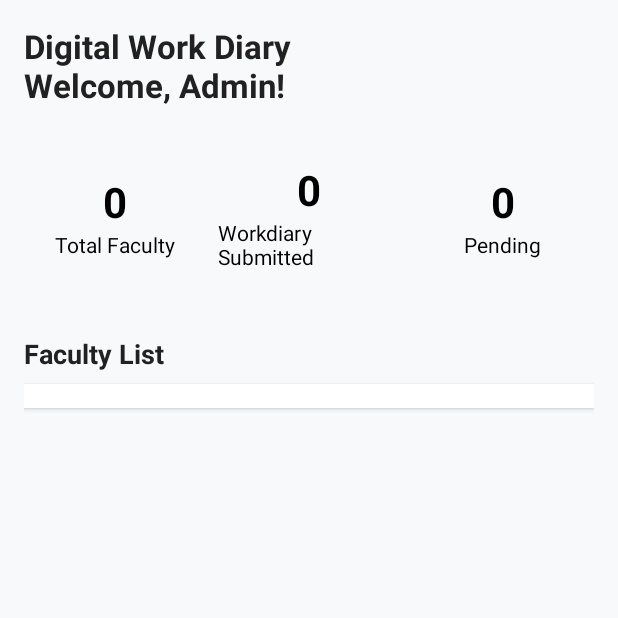
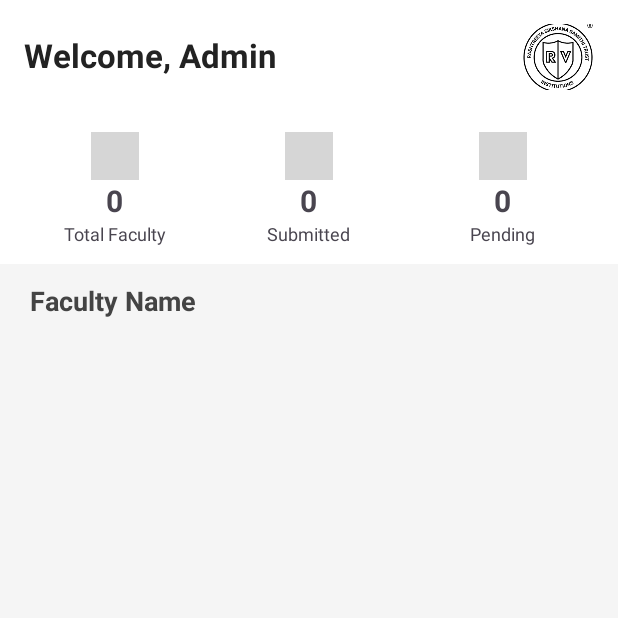
Before and after one commit to Amulya-R3008/Digital-Work-Diary, an Android app: the Admin_dashboard screen opened directly, with no data from a screen before it, on a phone screen of 412 x 824 dp, the top half of it. Run offline under Robolectric (Android 15) with nearby library versions, the phone set to English and light mode, and no system bars; libraries missing offline, so code that uses them is left out: com.parse; 3 statements that could not run were skipped; grey boxes are pictures that could not be loaded.

Commit message:
admin dashboard fixed

```diff
--- a/app/src/main/java/com/example/workdiary/Admin_dashboard.java
+++ b/app/src/main/java/com/example/workdiary/Admin_dashboard.java
@@ -1,5 +1,6 @@
 package com.example.workdiary;
 
+import android.content.Intent;
 import android.os.Bundle;
 import android.util.Log;
 import android.widget.TextView;
@@ -10,12 +11,7 @@ import com.parse.ParseObject;
 import com.parse.ParseQuery;
 import com.parse.ParseUser;
 import java.text.SimpleDateFormat;
-import java.util.ArrayList;
-import java.util.Date;
-import java.util.HashSet;
-import java.util.List;
-import java.util.Locale;
-import java.util.Set;
+import java.util.*;
 
 public class Admin_dashboard extends AppCompatActivity {
 
@@ -27,7 +23,6 @@ public class Admin_dashboard extends AppCompatActivity {
     @Override
     protected void onCreate(Bundle savedInstanceState) {
         super.onCreate(savedInstanceState);
-        Log.d("DebugCheck", "onCreate called");
         setContentView(R.layout.activity_admin_dashboard);
 
         tvTotalFaculty = findViewById(R.id.tvTotalFaculty);
@@ -36,82 +31,44 @@ public class Admin_dashboard extends AppCompatActivity {
         rvFacultyList = findViewById(R.id.rvFacultyList);
         rvFacultyList.setLayoutManager(new LinearLayoutManager(this));
 
-        adapter = new FacultyAdapter(facultyList, faculty -> openWorkDiary(faculty.getUserId()));
+        adapter = new FacultyAdapter(facultyList, faculty -> openWorkDiary(faculty));
         rvFacultyList.setAdapter(adapter);
 
         fetchFacultyAndStatuses();
     }
 
     private void fetchFacultyAndStatuses() {
-        Log.d("DebugCheck", "fetchFacultyAndStatuses called");
         ParseQuery<ParseUser> facultyQuery = ParseUser.getQuery();
         facultyQuery.whereNotEqualTo("name", "Admin");
         facultyQuery.findInBackground((users, e) -> {
-            if (e != null) {
-                Log.e("DebugCheck", "Error fetching faculty: " + e.getMessage());
-                return;
-            }
-            if (users == null || users.isEmpty()) {
-                Log.e("DebugCheck", "No faculty found (excluding admin).");
-                return;
-            }
+            if (e != null || users == null) return;
             facultyList.clear();
             for (ParseUser user : users) {
                 facultyList.add(new Faculty(user.getString("name"), "Pending", user.getObjectId()));
             }
             tvTotalFaculty.setText(String.valueOf(facultyList.size()));
-
-            for (Faculty faculty : facultyList) {
-                Log.d("DebugCheck", "Faculty name: " + faculty.getName() + ", userId: " + faculty.getUserId());
-            }
-
             fetchTodaySubmissionsByDayDate();
         });
     }
 
     private void fetchTodaySubmissionsByDayDate() {
-        Log.d("DebugCheck", "fetchTodaySubmissionsByDayDate called");
-
-        // Format: "EEE dd-MM-yyyy" (e.g., "WED 09-07-2025")
         String today = new SimpleDateFormat("EEE dd-MM-yyyy", Locale.ENGLISH)
-                .format(new Date())
-                .toUpperCase()
-                .trim();
-        Log.d("DebugCheck", "App generated dayDate: '" + today + "', length=" + today.length());
+                .format(new Date()).toUpperCase().trim();
 
         ParseQuery<ParseObject> workdoneQuery = ParseQuery.getQuery("WorkdoneStatement");
         workdoneQuery.whereEqualTo("dayDate", today);
         workdoneQuery.include("user");
-        workdoneQuery.setCachePolicy(ParseQuery.CachePolicy.NETWORK_ONLY);
 
         workdoneQuery.findInBackground((submissions, e) -> {
-            Log.d("DebugCheck", "WorkdoneStatement query callback called");
-            if (e != null) {
-                Log.e("DebugCheck", "Error fetching submissions: " + e.getMessage());
-                return;
-            }
-            if (submissions == null || submissions.isEmpty()) {
-                Log.w("DebugCheck", "No submissions found for today by dayDate. Check DB data and string format.");
-            } else {
-                Log.d("DebugCheck", "Fetched submissions count: " + submissions.size());
-            }
-
             Set<String> submittedIds = new HashSet<>();
             if (submissions != null) {
                 for (ParseObject obj : submissions) {
                     ParseUser userPointer = obj.getParseUser("user");
-                    String dbDayDate = obj.getString("dayDate");
-                    Log.d("DebugCheck", "WorkdoneStatement: dayDate='" + dbDayDate + "', length=" + (dbDayDate != null ? dbDayDate.length() : 0)
-                            + ", userId=" + (userPointer != null ? userPointer.getObjectId() : "null"));
-                    if (userPointer != null) {
-                        submittedIds.add(userPointer.getObjectId());
-                    }
+                    if (userPointer != null) submittedIds.add(userPointer.getObjectId());
                 }
             }
-
             int submittedCount = 0;
             for (Faculty faculty : facultyList) {
-                Log.d("DebugCheck", "Faculty: name='" + faculty.getName() + "', userId=" + faculty.getUserId());
                 if (submittedIds.contains(faculty.getUserId())) {
                     faculty.setStatus("Submitted");
                     submittedCount++;
@@ -119,24 +76,16 @@ public class Admin_dashboard extends AppCompatActivity {
                     faculty.setStatus("Pending");
                 }
             }
-
             tvWorkdiarySubmitted.setText(String.valueOf(submittedCount));
             tvPendingSubmissions.setText(String.valueOf(facultyList.size() - submittedCount));
             adapter.notifyDataSetChanged();
-            Log.d("DebugCheck", "Submitted count: " + submittedCount + ", Pending count: " + (facultyList.size() - submittedCount));
-
-            if (submissions == null || submissions.isEmpty()) {
-                Log.e("DebugCheck", "No WorkdoneStatement entries found for today by dayDate. Possible causes: wrong string format, no data for today.");
-            } else if (submittedCount == 0) {
-                Log.e("DebugCheck", "No faculty matched submissions for today. Possible causes: pointer mismatch, userId mismatch, or wrong user in WorkdoneStatement.");
-            } else {
-                Log.i("DebugCheck", "Matching and status update successful.");
-            }
         });
     }
 
-    private void openWorkDiary(String userId) {
-        Log.d("DebugCheck", "openWorkDiary called for userId: " + userId);
-        // Implement navigation to work diary if needed
+    private void openWorkDiary(Faculty faculty) {
+        Intent intent = new Intent(this, WorkDoneActivity.class);
+        intent.putExtra("userId", faculty.getUserId());
+        intent.putExtra("facultyName", faculty.getName());
+        startActivity(intent);
     }
 }
--- a/app/src/main/java/com/example/workdiary/Faculty.java
+++ b/app/src/main/java/com/example/workdiary/Faculty.java
@@ -10,6 +10,7 @@ public class Faculty {
         this.status = status;
         this.userId = userId;
     }
+
     public String getName() { return name; }
     public String getStatus() { return status; }
     public String getUserId() { return userId; }
--- a/app/src/main/res/layout/activity_admin_dashboard.xml
+++ b/app/src/main/res/layout/activity_admin_dashboard.xml
@@ -1,176 +1,141 @@
-<?xml version="1.0" encoding="utf-8"?>
-<ScrollView
-    xmlns:android="http://schemas.android.com/apk/res/android"
-    android:id="@+id/main"
+<LinearLayout xmlns:android="http://schemas.android.com/apk/res/android"
+    android:orientation="vertical"
     android:layout_width="match_parent"
     android:layout_height="match_parent"
-    android:background="#F8F9FA"
-    android:padding="16dp">
+    android:background="#F5F5F5">
 
+    <!-- Header: Welcome Admin & Logo -->
     <LinearLayout
         android:layout_width="match_parent"
         android:layout_height="wrap_content"
-        android:orientation="vertical">
+        android:orientation="horizontal"
+        android:gravity="center_vertical"
+        android:padding="16dp"
+        android:background="#FFFFFF">
 
-        <!-- Header -->
         <TextView
-            android:id="@+id/tvWelcome"
-            android:layout_width="wrap_content"
-            android:layout_height="wrap_content"
-            android:text="Digital Work Diary\nWelcome, Admin!"
+            android:id="@+id/tvWelcomeAdmin"
+            android:layout_width="281dp"
+            android:layout_height="31dp"
+            android:layout_weight="1"
+            android:text="Welcome, Admin"
+            android:textColor="#222222"
             android:textSize="22sp"
-            android:textStyle="bold"
-            android:textColor="#212121"
-            android:paddingBottom="18dp" />
+            android:textStyle="bold" />
 
-        <!-- Dashboard Summary Cards -->
+        <ImageView
+            android:id="@+id/imgAdminLogo"
+            android:layout_width="48dp"
+            android:layout_height="44dp"
+            android:layout_marginStart="16dp"
+            android:background="@drawable/rv_logo"
+            android:scaleType="centerCrop"
+            android:src="@drawable/rv_logo" />
+    </LinearLayout>
+
+    <!-- Dashboard Summary -->
     <LinearLayout
         android:layout_width="match_parent"
         android:layout_height="wrap_content"
         android:orientation="horizontal"
         android:gravity="center"
-            android:layout_marginBottom="24dp">
+        android:padding="12dp"
+        android:background="#FFFFFF">
 
-            <!-- Total Faculty Card -->
         <LinearLayout
             android:layout_width="0dp"
-                android:layout_height="110dp"
+            android:layout_height="wrap_content"
             android:layout_weight="1"
             android:orientation="vertical"
-                android:background="@drawable/bg_card_blue"
-                android:gravity="center"
-                android:layout_marginEnd="8dp"
-                android:elevation="4dp">
+            android:gravity="center">
 
+            <ImageView
+                android:src="@drawable/ic_people"
+                android:layout_width="32dp"
+                android:layout_height="32dp"/>
             <TextView
                 android:id="@+id/tvTotalFaculty"
                 android:layout_width="wrap_content"
                 android:layout_height="wrap_content"
                 android:text="0"
-                    android:textColor="@color/black"
-                    android:textSize="28sp"
-                    android:textStyle="bold" />
-
+                android:textSize="20sp"
+                android:textStyle="bold"/>
             <TextView
                 android:layout_width="wrap_content"
                 android:layout_height="wrap_content"
                 android:text="Total Faculty"
-                    android:textColor="@color/black"
-                    android:textSize="14sp" />
+                android:textSize="12sp"/>
         </LinearLayout>
 
-            <!-- Workdiary Submitted Card -->
         <LinearLayout
             android:layout_width="0dp"
-                android:layout_height="110dp"
+            android:layout_height="wrap_content"
             android:layout_weight="1"
             android:orientation="vertical"
-                android:background="@drawable/bg_card_green"
-                android:gravity="center"
-                android:layout_marginEnd="8dp"
-                android:elevation="4dp">
+            android:gravity="center">
 
+            <ImageView
+                android:src="@drawable/ic_check_circle"
+                android:layout_width="32dp"
+                android:layout_height="32dp"/>
             <TextView
                 android:id="@+id/tvWorkdiarySubmitted"
                 android:layout_width="wrap_content"
                 android:layout_height="wrap_content"
                 android:text="0"
-                    android:textColor="@color/black"
-                    android:textSize="28sp"
-                    android:textStyle="bold" />
-
+                android:textSize="20sp"
+                android:textStyle="bold"/>
             <TextView
                 android:layout_width="wrap_content"
                 android:layout_height="wrap_content"
-                    android:text="Workdiary Submitted"
-                    android:textColor="@color/black"
-                    android:textSize="14sp" />
+                android:text="Submitted"
+                android:textSize="12sp"/>
         </LinearLayout>
 
-            <!-- Pending Card -->
         <LinearLayout
             android:layout_width="0dp"
-                android:layout_height="110dp"
+            android:layout_height="wrap_content"
             android:layout_weight="1"
             android:orientation="vertical"
-                android:background="@drawable/bg_card_red"
-                android:gravity="center"
-                android:elevation="4dp">
+            android:gravity="center">
 
+            <ImageView
+                android:src="@drawable/ic_pending"
+                android:layout_width="32dp"
+                android:layout_height="32dp"/>
             <TextView
                 android:id="@+id/tvPendingSubmissions"
                 android:layout_width="wrap_content"
                 android:layout_height="wrap_content"
                 android:text="0"
-                    android:textColor="@color/black"
-                    android:textSize="28sp"
-                    android:textStyle="bold" />
-
+                android:textSize="20sp"
+                android:textStyle="bold"/>
             <TextView
                 android:layout_width="wrap_content"
                 android:layout_height="wrap_content"
                 android:text="Pending"
-                    android:textColor="@color/black"
-                    android:textSize="14sp" />
+                android:textSize="12sp"/>
         </LinearLayout>
     </LinearLayout>
 
-        <!-- Faculty List Header -->
+    <!-- Faculty List Heading -->
     <TextView
-            android:layout_width="wrap_content"
+        android:layout_width="match_parent"
         android:layout_height="wrap_content"
-            android:text="Faculty List"
+        android:text="Faculty Name"
         android:textSize="18sp"
         android:textStyle="bold"
-            android:textColor="#212121"
-            android:paddingBottom="8dp" />
+        android:textColor="#444444"
+        android:paddingStart="20dp"
+        android:paddingTop="12dp"
+        android:paddingBottom="4dp"/>
 
-        <!-- Faculty RecyclerView -->
+    <!-- Faculty List -->
     <androidx.recyclerview.widget.RecyclerView
         android:id="@+id/rvFacultyList"
         android:layout_width="match_parent"
-            android:layout_height="wrap_content"
-            android:background="#FFFFFF"
+        android:layout_height="0dp"
+        android:layout_weight="1"
         android:padding="8dp"
-            android:layout_marginBottom="16dp"
-            android:elevation="2dp" />
-
-        <!-- Pending Submission Alert Box -->
-        <LinearLayout
-            android:id="@+id/layoutPendingAlert"
-            android:layout_width="match_parent"
-            android:layout_height="wrap_content"
-            android:orientation="vertical"
-            android:background="#FFEBEE"
-            android:padding="16dp"
-            android:layout_marginTop="8dp"
-            android:visibility="gone">
-
-            <TextView
-                android:id="@+id/tvPendingAlert"
-                android:layout_width="wrap_content"
-                android:layout_height="wrap_content"
-                android:text="⚠ Pending Submission Alert"
-                android:textStyle="bold"
-                android:textColor="#B71C1C"
-                android:paddingBottom="8dp" />
-
-            <TextView
-                android:id="@+id/tvPendingAlertMsg"
-                android:layout_width="wrap_content"
-                android:layout_height="wrap_content"
-                android:text="Some faculty have not submitted today's work diary."
-                android:textColor="#B71C1C"
-                android:paddingBottom="12dp" />
-
-            <Button
-                android:id="@+id/btnSendReminder"
-                android:layout_width="wrap_content"
-                android:layout_height="wrap_content"
-                android:backgroundTint="#D32F2F"
-                android:text="Send Reminder to All"
-                android:textColor="#FFFFFF" />
+        android:clipToPadding="false"/>
 </LinearLayout>
-
-    </LinearLayout>
-</ScrollView>
```
Also changed, not shown: app/src/main/java/com/example/workdiary/FacultyAdapter.java (+16 -4 lines), app/src/main/java/com/example/workdiary/WorkDoneActivity.java (+52 -17 lines), app/src/main/res/drawable/status_badge_bg.xml (added, +9 -0 lines), app/src/main/res/drawable/status_pending_bg.xml (added, +8 -0 lines), app/src/main/res/drawable/status_submitted_bg.xml (added, +8 -0 lines), app/src/main/res/layout/item_faculty.xml (+29 -18 lines). Lines whose indentation alone changed are shown as unchanged.
